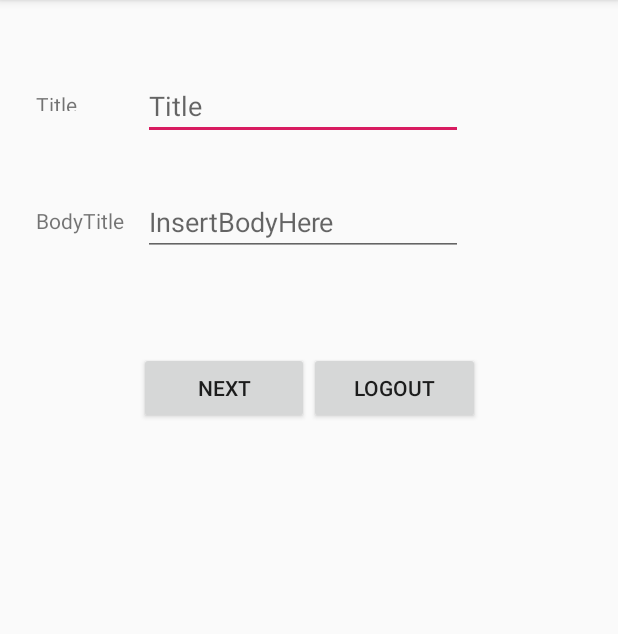
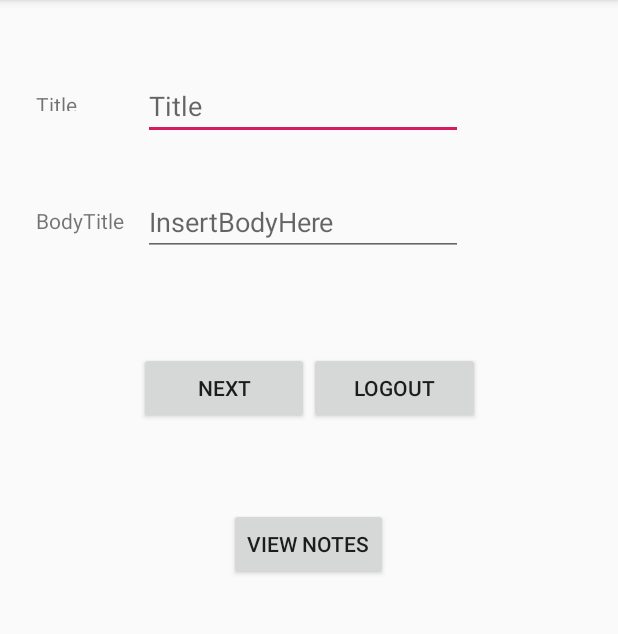
Before and after one commit to amrhesham95/Android, an Android app: the WelcomeActivity screen opened directly, with no data from a screen before it, on a phone screen of 412 x 824 dp, the part 84-718 px from its top. Run offline under Robolectric (Android 15) with nearby library versions, the phone set to English and light mode, and no system bars; our stand-ins replace Firebase (no records; nobody signed in at launch, a user with empty details on screens opened directly).

Commit message:
adding RealTimeDataBase
user can save and retrieve using the firebase and every user can see only his notes not all the notes

```diff
--- a/FireBaseApp/app/build.gradle
+++ b/FireBaseApp/app/build.gradle
@@ -32,5 +32,6 @@ dependencies {
     implementation 'com.google.firebase:firebase-core:16.0.8'
     implementation 'com.google.firebase:firebase-auth:16.2.0'
     implementation 'com.google.android.gms:play-services-auth:16.0.1'
+    implementation 'com.google.firebase:firebase-database:16.0.6'
 }
 apply plugin: 'com.google.gms.google-services'
--- a/FireBaseApp/app/src/main/AndroidManifest.xml
+++ b/FireBaseApp/app/src/main/AndroidManifest.xml
@@ -11,7 +11,9 @@
         android:roundIcon="@mipmap/ic_launcher_round"
         android:supportsRtl="true"
         android:theme="@style/AppTheme">
-        <activity android:name=".WelcomeActivity"></activity>
+        <activity android:name=".DetailsActivity"></activity>
+        <activity android:name=".listActivity" />
+        <activity android:name=".WelcomeActivity" />
         <activity android:name=".loginActivity" />
         <activity android:name=".MainActivity">
             <intent-filter>
--- a/FireBaseApp/app/src/main/java/com/example/firebaseapp/WelcomeActivity.java
+++ b/FireBaseApp/app/src/main/java/com/example/firebaseapp/WelcomeActivity.java
@@ -4,6 +4,7 @@ import android.content.Intent;
 import android.support.v7.app.AppCompatActivity;
 import android.os.Bundle;
 import android.widget.Button;
+import android.widget.EditText;
 
 import com.google.android.gms.auth.api.signin.GoogleSignIn;
 import com.google.android.gms.auth.api.signin.GoogleSignInClient;
@@ -11,16 +12,30 @@ import com.google.android.gms.auth.api.signin.GoogleSignInOptions;
 import com.google.android.gms.tasks.OnCompleteListener;
 import com.google.android.gms.tasks.Task;
 import com.google.firebase.auth.FirebaseAuth;
+import com.google.firebase.database.DatabaseReference;
+import com.google.firebase.database.FirebaseDatabase;
 
 public class WelcomeActivity extends AppCompatActivity {
+    Button nextButton;
     Button closeButton;
+    Button viewButton;
     FirebaseAuth firebaseAuth;
     GoogleSignInClient mGoogleSignInClient;;
+    FirebaseDatabase database ;
+    DatabaseReference myRef;
+    EditText titleField;
+    EditText bodyField;
     @Override
     protected void onCreate(Bundle savedInstanceState) {
         super.onCreate(savedInstanceState);
         setContentView(R.layout.activity_welcome);
+        database= FirebaseDatabase.getInstance();
+        myRef= database.getReference("message");
         closeButton=findViewById(R.id.closeBtn);
+        nextButton=findViewById(R.id.nextBtn);
+        viewButton=findViewById(R.id.viewButtonID);
+        titleField=findViewById(R.id.textTitle);
+        bodyField=findViewById(R.id.textBody);
         firebaseAuth=FirebaseAuth.getInstance();
         GoogleSignInOptions gso = new GoogleSignInOptions.Builder(GoogleSignInOptions.DEFAULT_SIGN_IN)
                 .requestIdToken(getString(R.string.default_web_client_id))
@@ -32,6 +47,16 @@ public class WelcomeActivity extends AppCompatActivity {
             signOut();
             Intent intent = new Intent(this, MainActivity.class);
             intent.addFlags(Intent.FLAG_ACTIVITY_CLEAR_TOP);
+            startActivity(intent);
+        });
+        nextButton.setOnClickListener(v -> {
+            Message message=new Message(titleField.getText().toString(),bodyField.getText().toString(),firebaseAuth.getCurrentUser().getUid());
+            database.getReference(firebaseAuth.getCurrentUser().getUid()).child(myRef.push().getKey()).setValue(message);
+
+        });
+
+        viewButton.setOnClickListener(v -> {
+            Intent intent=new Intent(this,listActivity.class);
             startActivity(intent);
         });
 
--- a/FireBaseApp/app/src/main/res/layout/activity_welcome.xml
+++ b/FireBaseApp/app/src/main/res/layout/activity_welcome.xml
@@ -49,6 +49,7 @@
         app:layout_constraintTop_toBottomOf="@+id/textTitle" />
 
     <LinearLayout
+        android:id="@+id/linearLayout"
         android:layout_width="227dp"
         android:layout_height="88dp"
         android:layout_marginStart="8dp"
@@ -76,4 +77,15 @@
             android:layout_weight="1"
             android:text="logout" />
     </LinearLayout>
+
+    <Button
+        android:id="@+id/viewButtonID"
+        android:layout_width="wrap_content"
+        android:layout_height="wrap_content"
+        android:layout_marginTop="104dp"
+        android:text="@string/view_notes"
+        app:layout_constraintEnd_toEndOf="@+id/linearLayout"
+        app:layout_constraintHorizontal_bias="0.496"
+        app:layout_constraintStart_toStartOf="@+id/linearLayout"
+        app:layout_constraintTop_toTopOf="@+id/linearLayout" />
 </android.support.constraint.ConstraintLayout>
--- a/FireBaseApp/app/src/main/res/values/strings.xml
+++ b/FireBaseApp/app/src/main/res/values/strings.xml
@@ -7,4 +7,5 @@
     <string name="InsertBodyHere">InsertBodyHere</string>
     <string name="Title">Title</string>
     <string name="BodyTitle">BodyTitle</string>
+    <string name="view_notes">View Notes</string>
 </resources>
```
Also changed, not shown: FireBaseApp/app/src/main/java/com/example/firebaseapp/DetailsActivity.java (added, +16 -0 lines), FireBaseApp/app/src/main/java/com/example/firebaseapp/Message.java (added, +47 -0 lines), FireBaseApp/app/src/main/java/com/example/firebaseapp/listActivity.java (added, +65 -0 lines), FireBaseApp/app/src/main/res/layout/activity_details.xml (added, +14 -0 lines), FireBaseApp/app/src/main/res/layout/activity_list.xml (added, +13 -0 lines).
